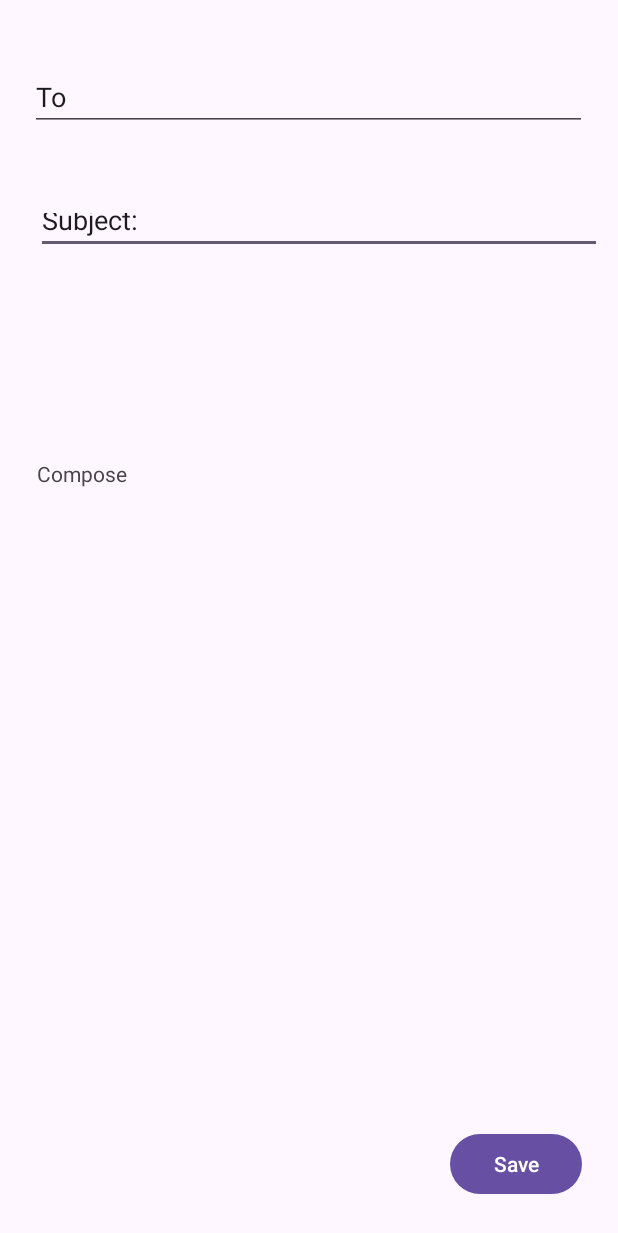
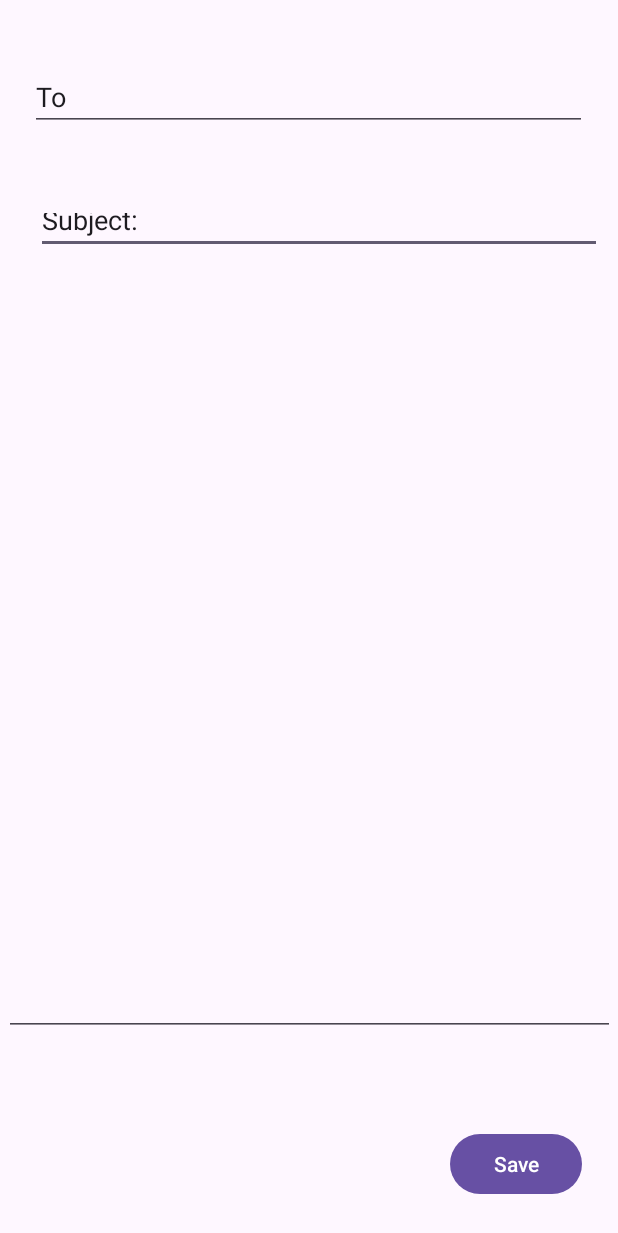
Before and after one commit to smccarthyDCU/Assign2, an Android app built with Jetpack Compose: the EmailActivity screen opened directly, with no data from a screen before it, on a phone screen of 412 x 824 dp. Shown: the top 1233 px of the screen. Run offline under Robolectric (Android 15) with nearby library versions, the phone set to English and light mode, and no system bars.

Commit message:
Updated text view to multiple text view and commented out EditText compose

```diff
--- a/app/src/main/java/com/example/assign2/EmailActivity.java
+++ b/app/src/main/java/com/example/assign2/EmailActivity.java
@@ -23,10 +23,10 @@ public class EmailActivity extends AppCompatActivity {
         Intent intent = new Intent(this,MainActivity.class);
         EditText To = (EditText) findViewById(R.id.editTextText4);
         EditText Subject = (EditText) findViewById(R.id.editTextText3);
-        EditText compose = (EditText) findViewById(R.id.textView7);
+     //   EditText compose = (EditText) findViewById(R.idview.);
 
-        String message = editText.getText().toString();
-        intent.putExtra(EXTRA_MESSAGE, message);
+     //   String message = editText.getText().toString();
+     //   intent.putExtra(EXTRA_MESSAGE, message);
 
     }
 
--- a/app/src/main/res/layout/activity_email.xml
+++ b/app/src/main/res/layout/activity_email.xml
@@ -30,16 +30,6 @@
         app:layout_constraintStart_toStartOf="parent"
         app:layout_constraintTop_toTopOf="parent" />
 
-    <TextView
-        android:id="@+id/textView7"
-        android:layout_width="363dp"
-        android:layout_height="362dp"
-        android:layout_marginBottom="156dp"
-        android:text="@string/placeholder_compose"
-        app:layout_constraintBottom_toBottomOf="parent"
-        app:layout_constraintEnd_toEndOf="parent"
-        app:layout_constraintStart_toStartOf="parent" />
-
     <Button
         android:id="@+id/button"
         android:layout_width="wrap_content"
@@ -51,4 +41,17 @@
         app:layout_constraintBottom_toBottomOf="parent"
         app:layout_constraintEnd_toEndOf="parent" />
 
+    <EditText
+        android:id="@+id/editTextTextMultiLine"
+        android:layout_width="407dp"
+        android:layout_height="363dp"
+        android:layout_marginTop="24dp"
+        android:ems="10"
+        android:gravity="start|top"
+        android:inputType="textMultiLine"
+        app:layout_constraintBottom_toBottomOf="parent"
+        app:layout_constraintEnd_toEndOf="parent"
+        app:layout_constraintStart_toStartOf="parent"
+        app:layout_constraintTop_toBottomOf="@+id/editTextText3" />
+
 </androidx.constraintlayout.widget.ConstraintLayout>
```
